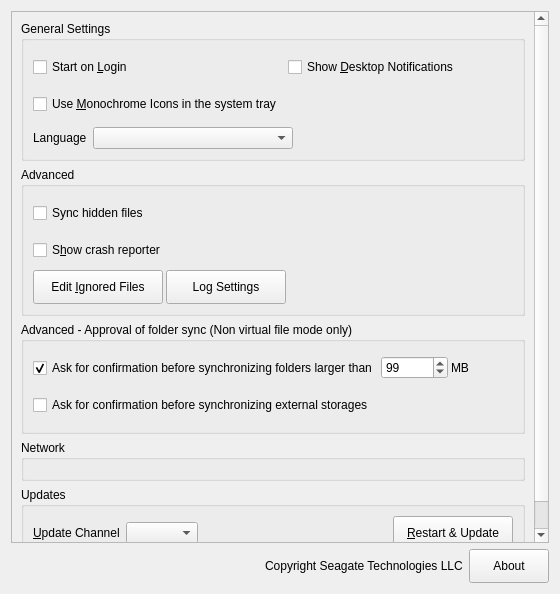
This is src/gui/generalsettings.ui in CSG-Development/owncloud-client as Qt 5 draws it before an edit. The edited form follows.
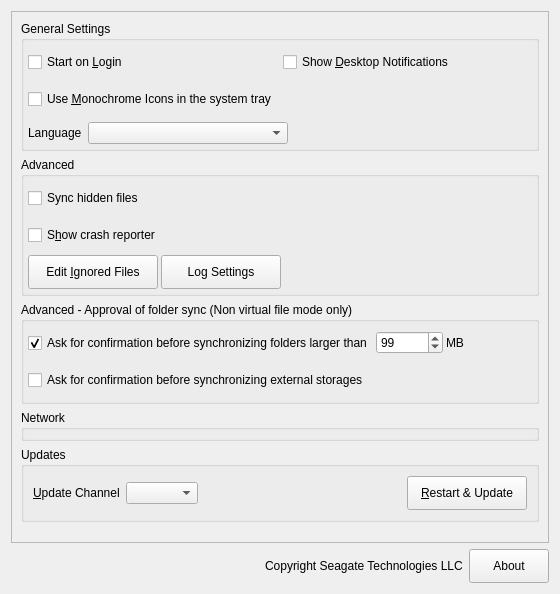
This is the edited form. Custom widgets are drawn as their Qt base class.

```diff
--- a/src/gui/generalsettings.ui
+++ b/src/gui/generalsettings.ui
@@ -35,6 +35,18 @@
           <string>General Settings</string>
          </property>
          <layout class="QVBoxLayout" name="verticalLayout_2">
+          <property name="leftMargin">
+           <number>4</number>
+          </property>
+          <property name="topMargin">
+           <number>4</number>
+          </property>
+          <property name="rightMargin">
+           <number>4</number>
+          </property>
+          <property name="bottomMargin">
+           <number>4</number>
+          </property>
           <item>
            <layout class="QHBoxLayout" name="horizontalLayout_7">
             <item>
@@ -212,6 +224,18 @@
           <string>Advanced</string>
          </property>
          <layout class="QHBoxLayout" name="horizontalLayout_5">
+          <property name="leftMargin">
+           <number>4</number>
+          </property>
+          <property name="topMargin">
+           <number>4</number>
+          </property>
+          <property name="rightMargin">
+           <number>4</number>
+          </property>
+          <property name="bottomMargin">
+           <number>4</number>
+          </property>
           <item>
            <layout class="QVBoxLayout" name="verticalLayout_6">
             <property name="spacing">
@@ -336,6 +360,18 @@
           <property name="spacing">
            <number>3</number>
           </property>
+          <property name="leftMargin">
+           <number>4</number>
+          </property>
+          <property name="topMargin">
+           <number>4</number>
+          </property>
+          <property name="rightMargin">
+           <number>4</number>
+          </property>
+          <property name="bottomMargin">
+           <number>4</number>
+          </property>
           <item>
            <layout class="QHBoxLayout" name="horizontalLayout_3">
             <item>
@@ -420,6 +456,18 @@
           <string>Network</string>
          </property>
          <layout class="QVBoxLayout" name="verticalLayout_4">
+          <property name="leftMargin">
+           <number>4</number>
+          </property>
+          <property name="topMargin">
+           <number>4</number>
+          </property>
+          <property name="rightMargin">
+           <number>4</number>
+          </property>
+          <property name="bottomMargin">
+           <number>4</number>
+          </property>
           <item>
            <widget class="NetworkSettings" name="widget" native="true"/>
           </item>
```
